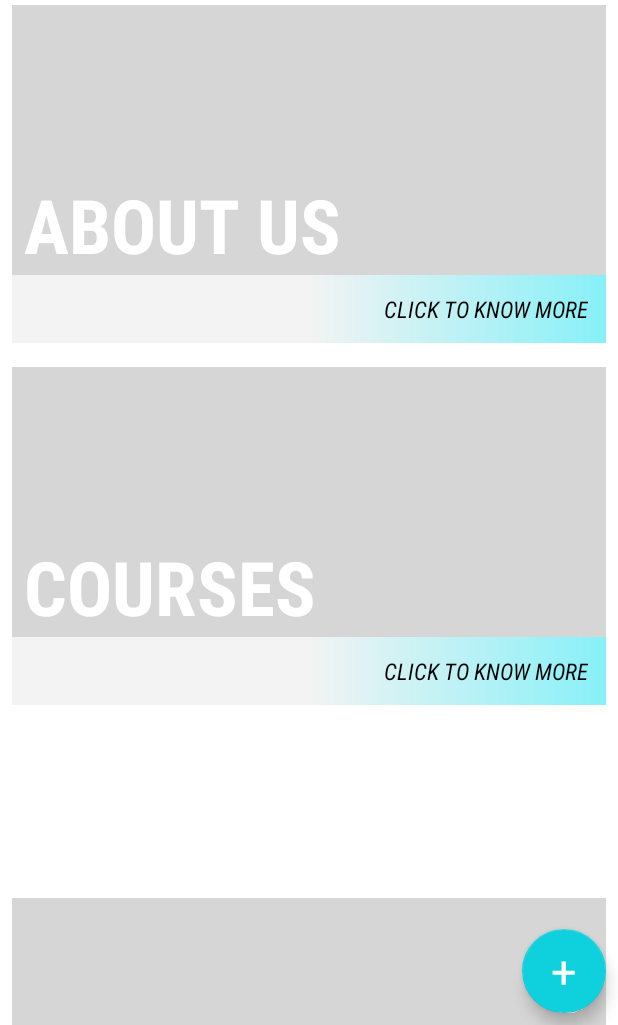
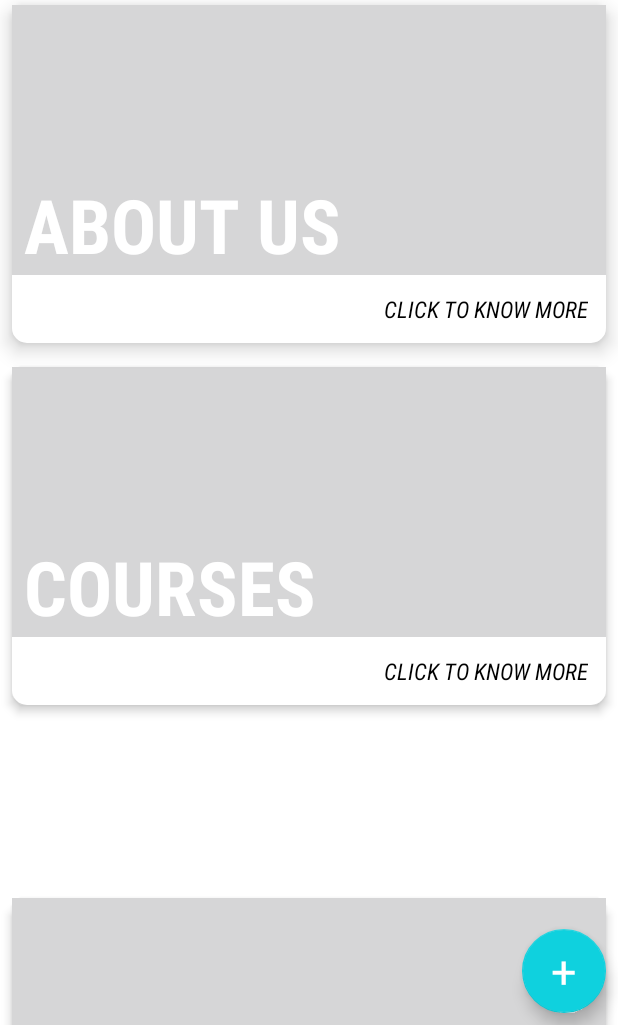
Before and after one commit to ThisIsNSH/Android-JREC, an Android app: the screen it shows after launch (MainActivity), on a phone screen of 412 x 824 dp, the part 211-1236 px from its top. Run offline under Robolectric (Android 15) with nearby library versions, the phone set to English and light mode, and no system bars; our stand-ins replace AdMob; plain views replace NativeExpressAdView.

Commit message:
layout shape

```diff
--- a/app/src/main/res/drawable/shape3.xml
+++ b/app/src/main/res/drawable/shape3.xml
@@ -2,13 +2,7 @@
 <shape xmlns:android="http://schemas.android.com/apk/res/android"
     android:shape="rectangle" >
 
-    <gradient
-        android:angle="180"
-        android:startColor="#800FE2F0"
+    <solid android:color="#fff"/>
 
-
-        android:endColor="#f3f3f3"
-        android:centerColor="#f3f3f3" />
-
-    <corners android:radius="0dp" />
+    <corners android:radius="10dp" />
 </shape>
```
